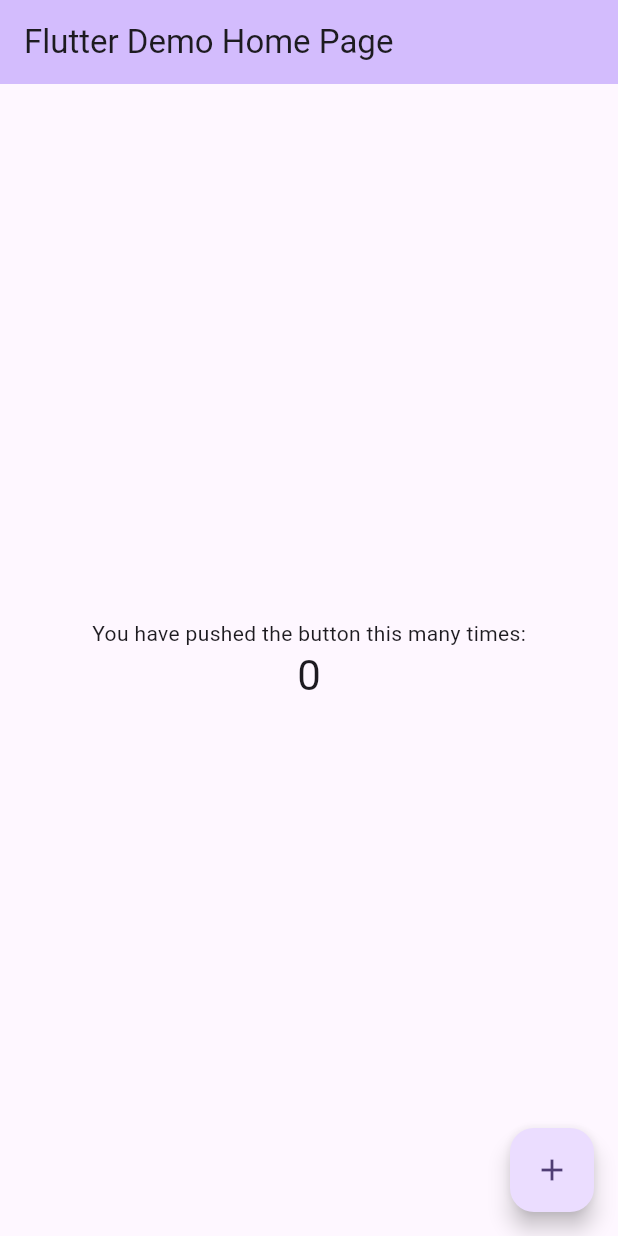
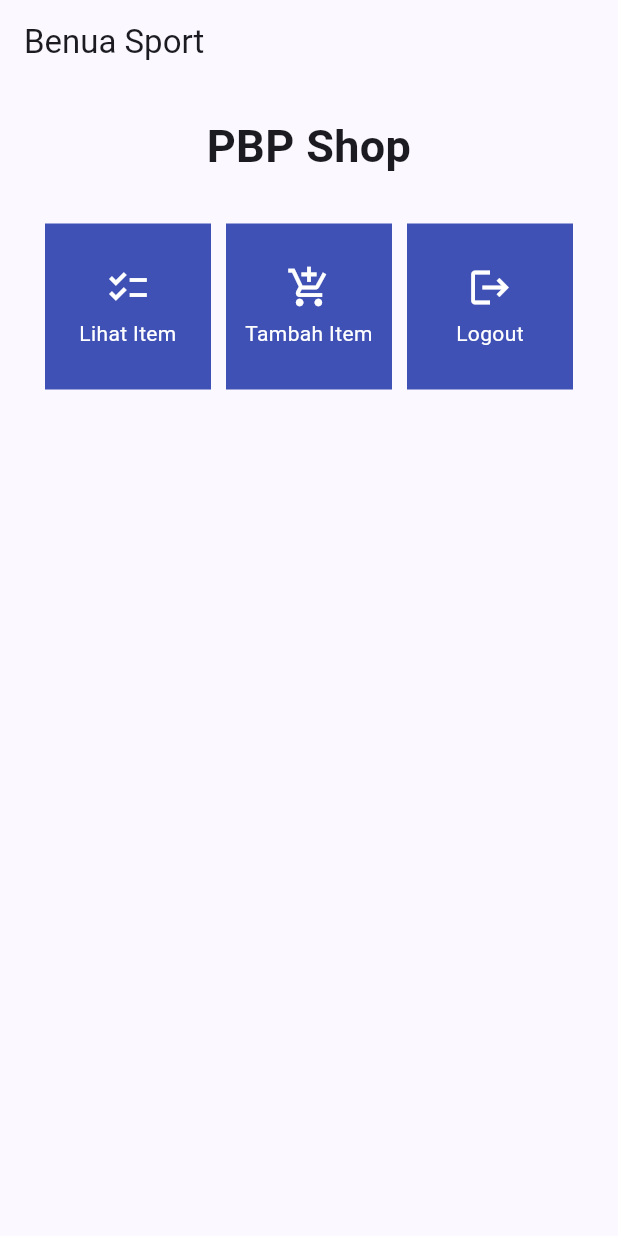
Before and after one commit to SangMilyarder/Darryl_Benua_Sport, a Flutter app: the screen it shows after launch, on a phone screen of 412 x 824 dp. Run offline on Flutter 3.47's test engine with Material 2 defaults, Android fonts, the light colour scheme and no system bars.

Commit message:
Menyelesaikan Tugas 7

```diff
--- a/lib/main.dart
+++ b/lib/main.dart
@@ -1,4 +1,5 @@
 import 'package:flutter/material.dart';
+import 'package:darryl_benua_sport/menu.dart';
 
 void main() {
   runApp(const MyApp());
@@ -28,98 +29,10 @@
         //
         // This works for code too, not just values: Most code changes can be
         // tested with just a hot reload.
-        colorScheme: ColorScheme.fromSeed(seedColor: Colors.deepPurple),
+        colorScheme: ColorScheme.fromSeed(seedColor: Colors.indigo),
         useMaterial3: true,
       ),
-      home: const MyHomePage(title: 'Flutter Demo Home Page'),
+      home: MyHomePage(),
     );
   }
 }
-
-class MyHomePage extends StatefulWidget {
-  const MyHomePage({super.key, required this.title});
-
-  // This widget is the home page of your application. It is stateful, meaning
-  // that it has a State object (defined below) that contains fields that affect
-  // how it looks.
-
-  // This class is the configuration for the state. It holds the values (in this
-  // case the title) provided by the parent (in this case the App widget) and
-  // used by the build method of the State. Fields in a Widget subclass are
-  // always marked "final".
-
-  final String title;
-
-  @override
-  State<MyHomePage> createState() => _MyHomePageState();
-}
-
-class _MyHomePageState extends State<MyHomePage> {
-  int _counter = 0;
-
-  void _incrementCounter() {
-    setState(() {
-      // This call to setState tells the Flutter framework that something has
-      // changed in this State, which causes it to rerun the build method below
-      // so that the display can reflect the updated values. If we changed
-      // _counter without calling setState(), then the build method would not be
-      // called again, and so nothing would appear to happen.
-      _counter++;
-    });
-  }
-
-  @override
-  Widget build(BuildContext context) {
-    // This method is rerun every time setState is called, for instance as done
-    // by the _incrementCounter method above.
-    //
-    // The Flutter framework has been optimized to make rerunning build methods
-    // fast, so that you can just rebuild anything that needs updating rather
-    // than having to individually change instances of widgets.
-    return Scaffold(
-      appBar: AppBar(
-        // TRY THIS: Try changing the color here to a specific color (to
-        // Colors.amber, perhaps?) and trigger a hot reload to see the AppBar
-        // change color while the other colors stay the same.
-        backgroundColor: Theme.of(context).colorScheme.inversePrimary,
-        // Here we take the value from the MyHomePage object that was created by
-        // the App.build method, and use it to set our appbar title.
-        title: Text(widget.title),
-      ),
-      body: Center(
-        // Center is a layout widget. It takes a single child and positions it
-        // in the middle of the parent.
-        child: Column(
-          // Column is also a layout widget. It takes a list of children and
-          // arranges them vertically. By default, it sizes itself to fit its
-          // children horizontally, and tries to be as tall as its parent.
-          //
-          // Column has various properties to control how it sizes itself and
-          // how it positions its children. Here we use mainAxisAlignment to
-          // center the children vertically; the main axis here is the vertical
-          // axis because Columns are vertical (the cross axis would be
-          // horizontal).
-          //
-          // TRY THIS: Invoke "debug painting" (choose the "Toggle Debug Paint"
-          // action in the IDE, or press "p" in the console), to see the
-          // wireframe for each widget.
-          mainAxisAlignment: MainAxisAlignment.center,
-          children: <Widget>[
-            const Text(
-              'You have pushed the button this many times:',
-            ),
-            Text(
-              '$_counter',
-              style: Theme.of(context).textTheme.headlineMedium,
-            ),
-          ],
-        ),
-      ),
-      floatingActionButton: FloatingActionButton(
-        onPressed: _incrementCounter,
-        tooltip: 'Increment',
-        child: const Icon(Icons.add),
-      ), // This trailing comma makes auto-formatting nicer for build methods.
-    );
-  }
-}
--- /dev/null
+++ b/lib/menu.dart
@@ -0,0 +1,111 @@
+import 'package:flutter/material.dart';
+
+class MyHomePage extends StatelessWidget {
+    MyHomePage({Key? key}) : super(key: key);
+    final List<ShopItem> items = [
+    ShopItem("Lihat Item", Icons.checklist, "Kamu telah menekan tombol Lihat Item", Colors.cyan),
+    ShopItem("Tambah Item", Icons.add_shopping_cart, "Kamu telah menekan tombol Tambah Item", Colors.deepPurple),
+    ShopItem("Logout", Icons.logout, "Kamu telah menekan tombol Logout", Colors.lime),
+  ];
+
+    @override
+    Widget build(BuildContext context) {
+        return Scaffold(
+          appBar: AppBar(
+            title: const Text(
+              'Benua Sport',
+            ),
+          ),
+          body: SingleChildScrollView(
+            // Widget wrapper yang dapat discroll
+            child: Padding(
+              padding: const EdgeInsets.all(10.0), // Set padding dari halaman
+              child: Column(
+                // Widget untuk menampilkan children secara vertikal
+                children: <Widget>[
+                  const Padding(
+                    padding: EdgeInsets.only(top: 10.0, bottom: 10.0),
+                    // Widget Text untuk menampilkan tulisan dengan alignment center dan style yang sesuai
+                    child: Text(
+                      'PBP Shop', // Text yang menandakan toko
+                      textAlign: TextAlign.center,
+                      style: TextStyle(
+                        fontSize: 30,
+                        fontWeight: FontWeight.bold,
+                      ),
+                    ),
+                  ),
+                  // Grid layout
+                  GridView.count(
+                    // Container pada card kita.
+                    primary: true,
+                    padding: const EdgeInsets.all(20),
+                    crossAxisSpacing: 10,
+                    mainAxisSpacing: 10,
+                    crossAxisCount: 3,
+                    shrinkWrap: true,
+                    children: items.map((ShopItem item) {
+                      // Iterasi untuk setiap item
+                      return ShopCard(item);
+                    }).toList(),
+                  ),
+                ],
+              ),
+            ),
+          ),
+        );
+    }
+}
+
+class ShopItem {
+  final String name;
+  final IconData icon;
+  final String snackBarText;
+  final Color color;
+
+  ShopItem(this.name, this.icon, this.snackBarText, this.color);
+}
+
+class ShopCard extends StatelessWidget {
+  final ShopItem item;
+
+  const ShopCard(this.item, {super.key}); // Constructor
+
+  @override
+  Widget build(BuildContext context) {
+    return Material(
+      color: Colors.indigo,
+      child: InkWell(
+        // Area responsive terhadap sentuhan
+        onTap: () {
+          // Memunculkan SnackBar ketika diklik
+          ScaffoldMessenger.of(context)
+            ..hideCurrentSnackBar()
+            ..showSnackBar(SnackBar(content: Text(item.snackBarText),));
+        },
+        child: Container(
+          // Container untuk menyimpan Icon dan Text
+          padding: const EdgeInsets.all(8),
+          child: Center(
+            child: Column(
+              mainAxisAlignment: MainAxisAlignment.center,
+              children: [
+                Icon(
+                  item.icon,
+                  color: Colors.white,
+                  size: 30.0,
+                ),
+                const Padding(padding: EdgeInsets.all(3)),
+                Text(
+                  item.name,
+                  textAlign: TextAlign.center,
+                  style: const TextStyle(color: Colors.white),
+                ),
+              ],
+            ),
+          ),
+        ),
+      ),
+    );
+  }
+}
```
Also changed, not shown: 1 other file.
